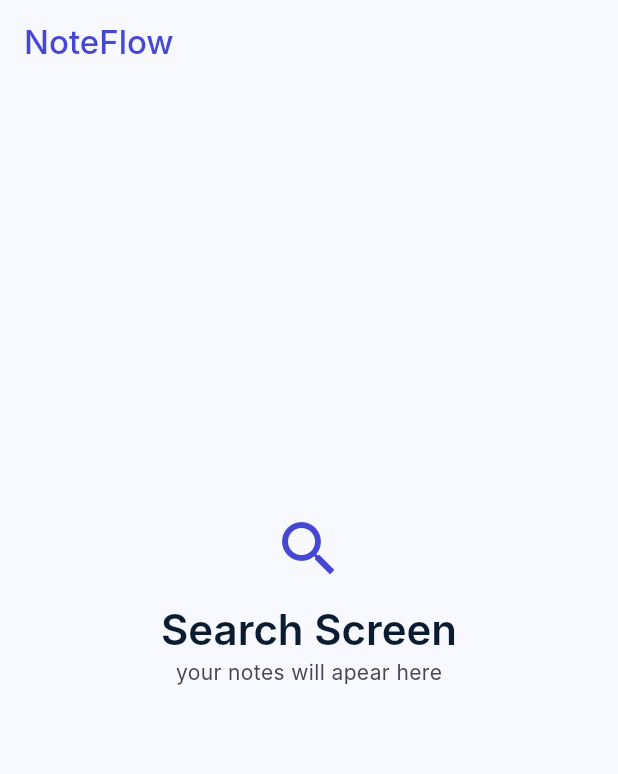
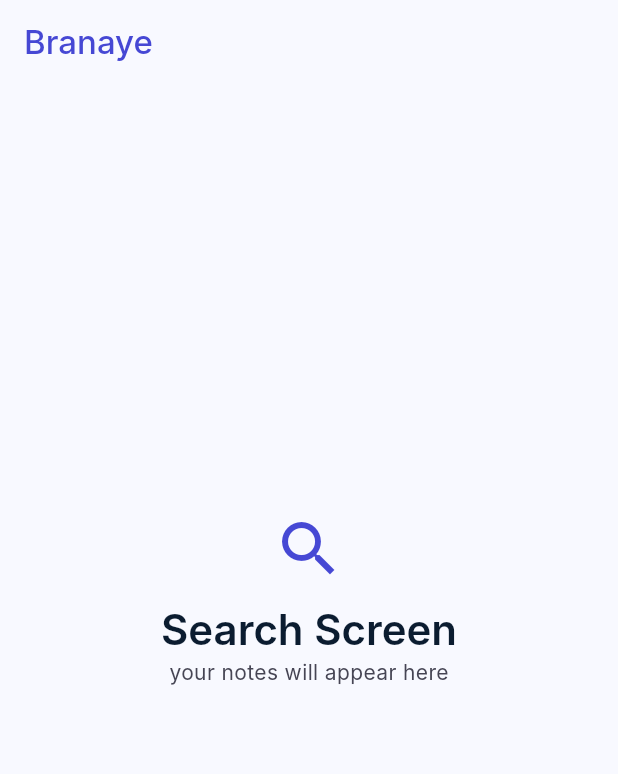
Before and after one commit to simri77/Branaye, a Flutter app: the SearchScreen screen opened by its route, on a phone screen of 412 x 824 dp. Shown: the top 774 px of the screen. Run offline on Flutter 3.47's test engine with Material 3 defaults, Android fonts, the phone set to English and light mode, and no system bars; our stand-ins replace go_router; Roboto replaces fonts that are missing (Inter).

Commit message:
adjustment on the name of the project

```diff
--- a/mobile/lib/core/router/app_router.dart
+++ b/mobile/lib/core/router/app_router.dart
@@ -3,7 +3,7 @@ import 'package:go_router/go_router.dart';
 
 import '../../features/home/home_screen.dart';
 import '../../features/search/search_screen.dart';
-import '../../features/categories/catagories_screen.dart';
+import '../../features/categories/categories_screen.dart';
 import '../../features/settings/settings_screen.dart';
 
 class AppShell extends StatelessWidget {
--- a/mobile/lib/features/categories/catagories_screen.dart
+++ b/mobile/lib/features/categories/categories_screen.dart
@@ -11,7 +11,7 @@ class CategoriesScreen extends StatelessWidget {
     return Scaffold(
       appBar: AppBar(
         title: Text(
-          'NoteFlow',
+          'Branaye',
           style: textTheme.titleLarge?.copyWith(color: colors.primary),
         ),
         backgroundColor: colors.surface,
--- a/mobile/lib/features/home/home_screen.dart
+++ b/mobile/lib/features/home/home_screen.dart
@@ -11,7 +11,7 @@ class HomeScreen extends StatelessWidget {
     return Scaffold(
       appBar: AppBar(
         title: Text(
-          'NoteFlow',
+          'Branaye',
           style: textTheme.titleLarge?.copyWith(color: colors.primary),
         ),
         backgroundColor: colors.surface,
--- a/mobile/lib/features/search/search_screen.dart
+++ b/mobile/lib/features/search/search_screen.dart
@@ -11,7 +11,7 @@ class SearchScreen extends StatelessWidget {
     return Scaffold(
       appBar: AppBar(
         title: Text(
-          'NoteFlow',
+          'Branaye',
           style: textTheme.titleLarge?.copyWith(color: colors.primary),
         ),
         backgroundColor: colors.surface,
@@ -29,7 +29,7 @@ class SearchScreen extends StatelessWidget {
               ),
             ),
             Text(
-              'your notes will apear here',
+              'your notes will appear here',
               style: textTheme.bodyMedium?.copyWith(
                 color: colors.onSurfaceVariant,
               ),
--- a/mobile/lib/features/settings/settings_screen.dart
+++ b/mobile/lib/features/settings/settings_screen.dart
@@ -11,7 +11,7 @@ class SettingsScreen extends StatelessWidget {
     return Scaffold(
       appBar: AppBar(
         title: Text(
-          'NoteFlow',
+          'Branaye',
           style: textTheme.titleLarge?.copyWith(color: colors.primary),
         ),
         backgroundColor: colors.surface,
--- a/mobile/lib/main.dart
+++ b/mobile/lib/main.dart
@@ -4,16 +4,16 @@ import 'core/router/app_router.dart';
 import 'core/theme/app_theme.dart';
 
 void main() {
-  runApp(const NoteFlowApp());
+  runApp(const BranayeApp());
 }
 
-class NoteFlowApp extends StatelessWidget {
-  const NoteFlowApp({super.key});
+class BranayeApp extends StatelessWidget {
+  const BranayeApp({super.key});
 
   @override
   Widget build(BuildContext context) {
     return MaterialApp.router(
-      title: 'NoteFlow',
+      title: 'Branaye',
       theme: AppTheme.light,
       routerConfig: appRouter,
     );
--- a/mobile/pubspec.yaml
+++ b/mobile/pubspec.yaml
@@ -1,4 +1,4 @@
-name: noteflow
+name: branaye
 description: "A new Flutter project."
 # The following line prevents the package from being accidentally published to
 # pub.dev using `flutter pub publish`. This is preferred for private packages.
```
Also changed, not shown: 8 other files.
